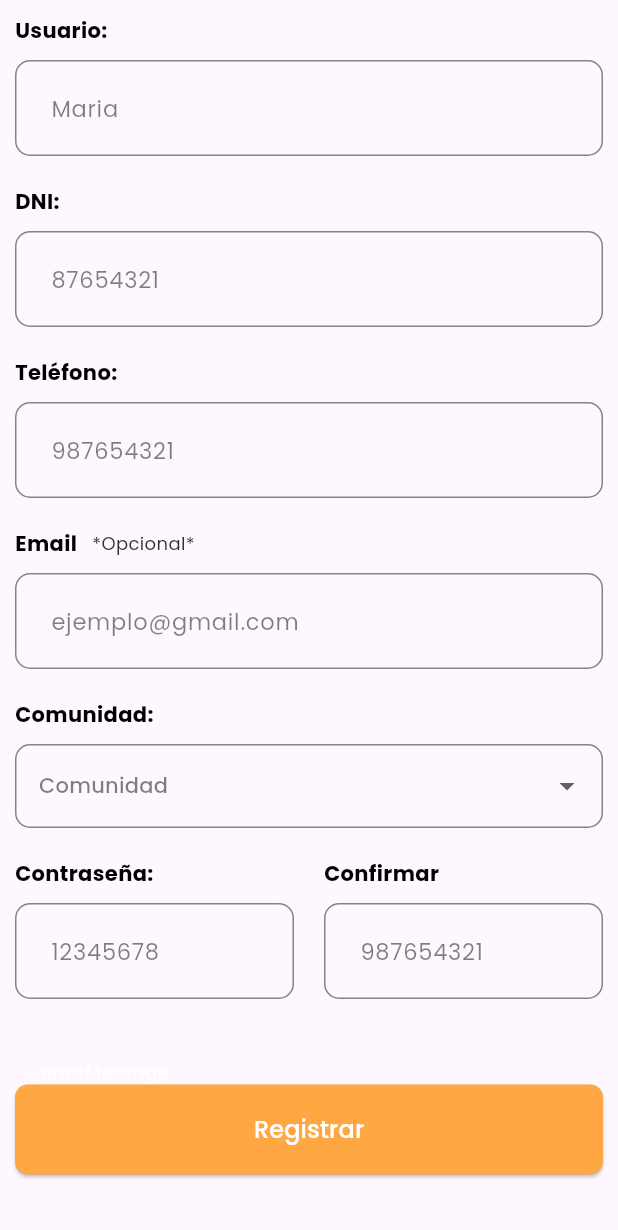
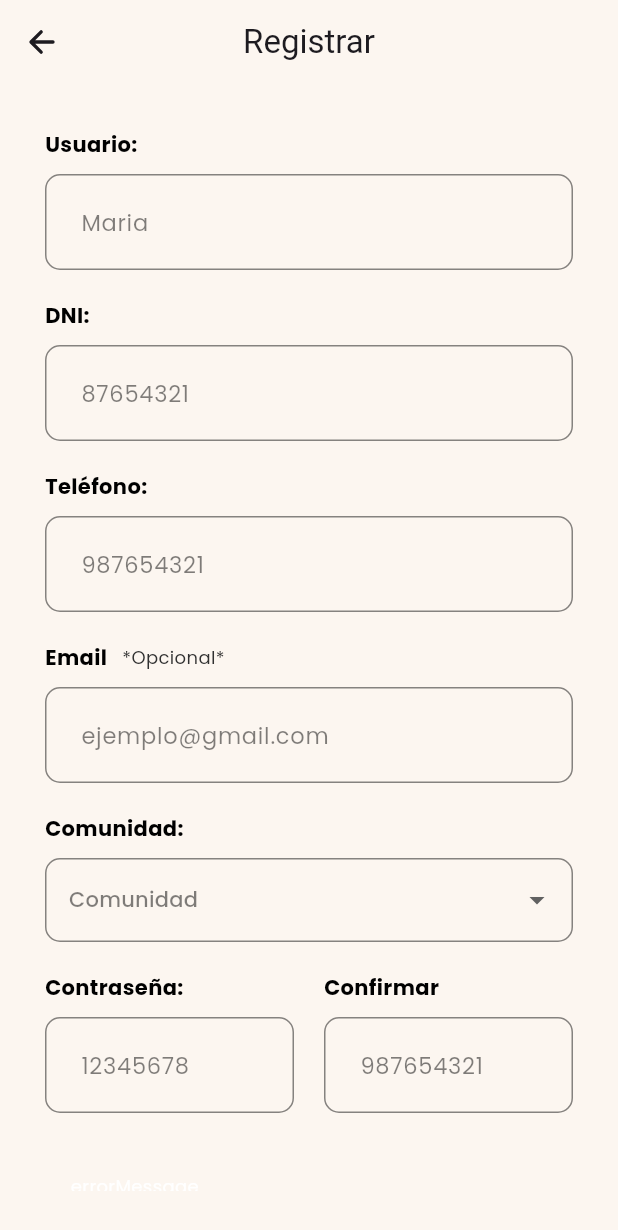
Before and after one commit to Esclender/wayllu-project, a Flutter app: the RegisterUserScreen screen opened directly, on a phone screen of 412 x 824 dp. Shown: the top 1230 px of the screen. Run offline on Flutter 3.47's test engine with Material 3 defaults, Android fonts, the light colour scheme and no system bars; our stand-ins replace auto_route, auto_size_text, badges, equatable, flutter_bloc, flutter_hooks and 6 more; Roboto replaces fonts that are missing (Gotham).

Commit message:
fix: bottom navbar routing (graphs no imp) && register routing

```diff
--- a/lib/src/config/router/app_router.dart
+++ b/lib/src/config/router/app_router.dart
@@ -1,10 +1,10 @@
 import 'package:auto_route/auto_route.dart';
-import 'package:wayllu_project/src/presentation/views/admin_navigation.dart';
 import 'package:wayllu_project/src/presentation/views/homeUser/user_carrito_screen.dart';
+import 'package:wayllu_project/src/presentation/views/mainNavigationsRoles/admin_navigation.dart';
 import 'package:wayllu_project/src/presentation/views/home_screen.dart';
 import 'package:wayllu_project/src/presentation/views/login_example.dart';
-import 'package:wayllu_project/src/presentation/views/main_navigation.dart';
-import 'package:wayllu_project/src/presentation/views/user_navigation.dart';
+import 'package:wayllu_project/src/presentation/views/mainNavigationsRoles/main_navigation.dart';
+import 'package:wayllu_project/src/presentation/views/mainNavigationsRoles/user_navigation.dart';
 import 'package:wayllu_project/src/presentation/views/usersAdmin/info_user_screen.dart';
 import 'package:wayllu_project/src/presentation/views/usersAdmin/register_screen.dart';
 import 'package:wayllu_project/src/presentation/views/usersAdmin/user_list_admin.dart';
@@ -27,9 +27,6 @@ class AppRouter extends _$AppRouter {
             AutoRoute(
               path: 'home',
               page: HomeRoute.page,
-              children: [
-                AutoRoute(path: 'carrito', page: CarritoRoute.page),
-              ],
             ),
             AutoRoute(
               path: 'user',
@@ -52,12 +49,10 @@ class AppRouter extends _$AppRouter {
                 AutoRoute(
                   path: 'users-list',
                   page: UsersListAdminRoute.page,
-                  children: [
-                    AutoRoute(
-                      path: 'register',
-                      page: RegisterUserRoute.page,
-                    ),
-                  ],
+                ),
+                AutoRoute(
+                  path: 'register',
+                  page: RegisterUserRoute.page,
                 ),
               ],
             ),
--- a/lib/src/presentation/views/usersAdmin/register_screen.dart
+++ b/lib/src/presentation/views/usersAdmin/register_screen.dart
@@ -2,11 +2,15 @@ import 'package:auto_route/auto_route.dart';
 import 'package:flutter/material.dart';
 import 'package:google_fonts/google_fonts.dart';
 import 'package:hexcolor/hexcolor.dart';
+import 'package:ionicons/ionicons.dart';
+import 'package:wayllu_project/src/config/router/app_router.dart';
 import 'package:wayllu_project/src/domain/models/community_model.dart';
+import 'package:wayllu_project/src/locator.dart';
 import 'package:wayllu_project/src/presentation/widgets/register_user/info_label_modal.dart';
 import 'package:wayllu_project/src/presentation/widgets/register_user/my_text_label.dart';
 import 'package:wayllu_project/src/presentation/widgets/register_user/my_textfield.dart';
 import 'package:wayllu_project/src/presentation/widgets/register_user/space_y.dart';
+import 'package:wayllu_project/src/utils/constants/colors.dart';
 
 @RoutePage()
 class RegisterUserScreen extends StatefulWidget {
@@ -37,6 +41,8 @@ class _RegisterUserScreenState extends State<RegisterUserScreen> {
 
   bool isEmailCorrect = false;
   final _formKey = GlobalKey<FormState>();
+
+  final appRouter = getIt<AppRouter>();
 
   List<DropdownMenuItem<String>> communityDropdownItems =
       list_community.map((community) {
@@ -128,9 +134,20 @@ class _RegisterUserScreenState extends State<RegisterUserScreen> {
   @override
   Widget build(BuildContext context) {
     return Scaffold(
+      backgroundColor: bgPrimary,
+      appBar: AppBar(
+        backgroundColor: bgPrimary,
+        surfaceTintColor: Colors.transparent,
+        leading: InkWell(
+          onTap: () => {appRouter.pop()},
+          child: const Icon(Ionicons.arrow_back),
+        ),
+        title: const Text('Registrar'),
+        centerTitle: true,
+      ),
       body: Padding(
         padding: const EdgeInsets.all(
-          10.0,
+          30.0,
         ),
         child: Form(
           key: _formKey,
--- a/lib/src/presentation/widgets/bottom_navbar.dart
+++ b/lib/src/presentation/widgets/bottom_navbar.dart
@@ -25,7 +25,7 @@ class BottomNavBar extends HookWidget {
     OptionsIcons(
       icon: Ionicons.bar_chart,
       routes: [
-        OptionsIconsRoutes(route: '/carrito', rol: UserRoles.admin),
+        OptionsIconsRoutes(route: '/home', rol: UserRoles.admin),
       ],
     ),
     OptionsIcons(
```
Also changed, not shown: lib/src/presentation/views/mainNavigationsRoles/admin_navigation.dart (renamed from lib/src/presentation/views/admin_navigation.dart), lib/src/presentation/views/mainNavigationsRoles/main_navigation.dart (renamed from lib/src/presentation/views/main_navigation.dart), lib/src/presentation/views/mainNavigationsRoles/user_navigation.dart (renamed from lib/src/presentation/views/user_navigation.dart).
